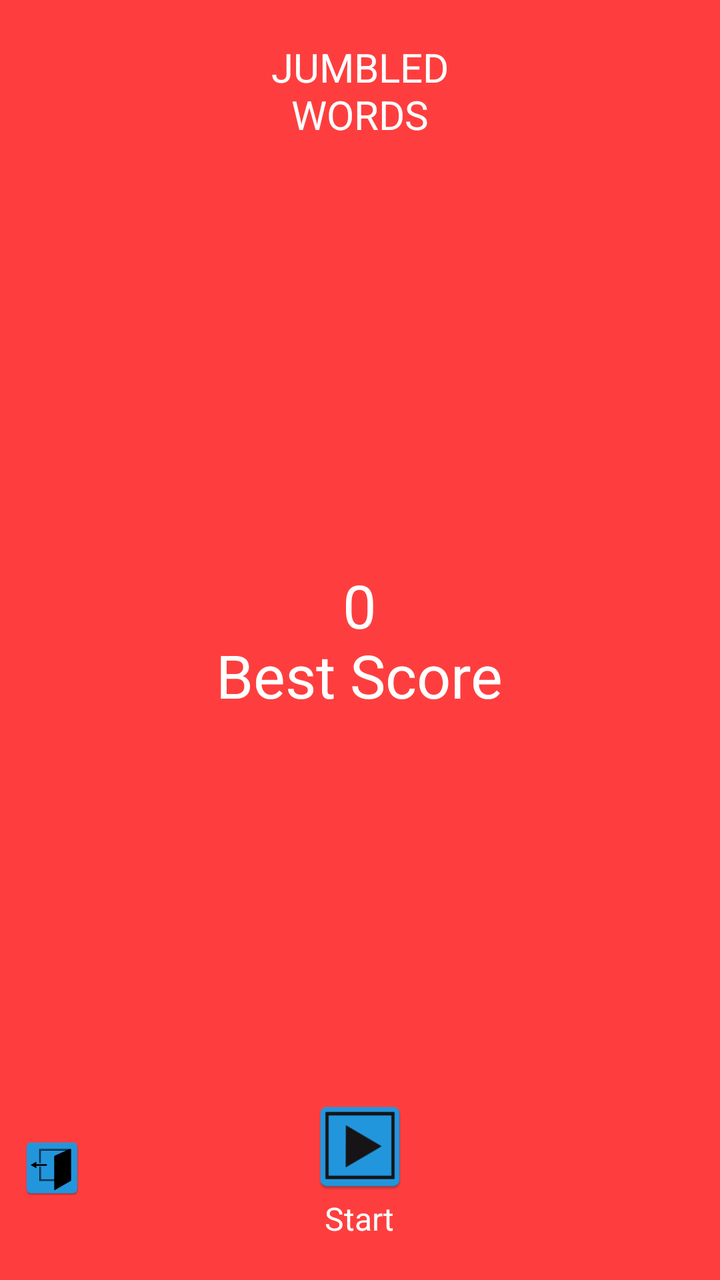
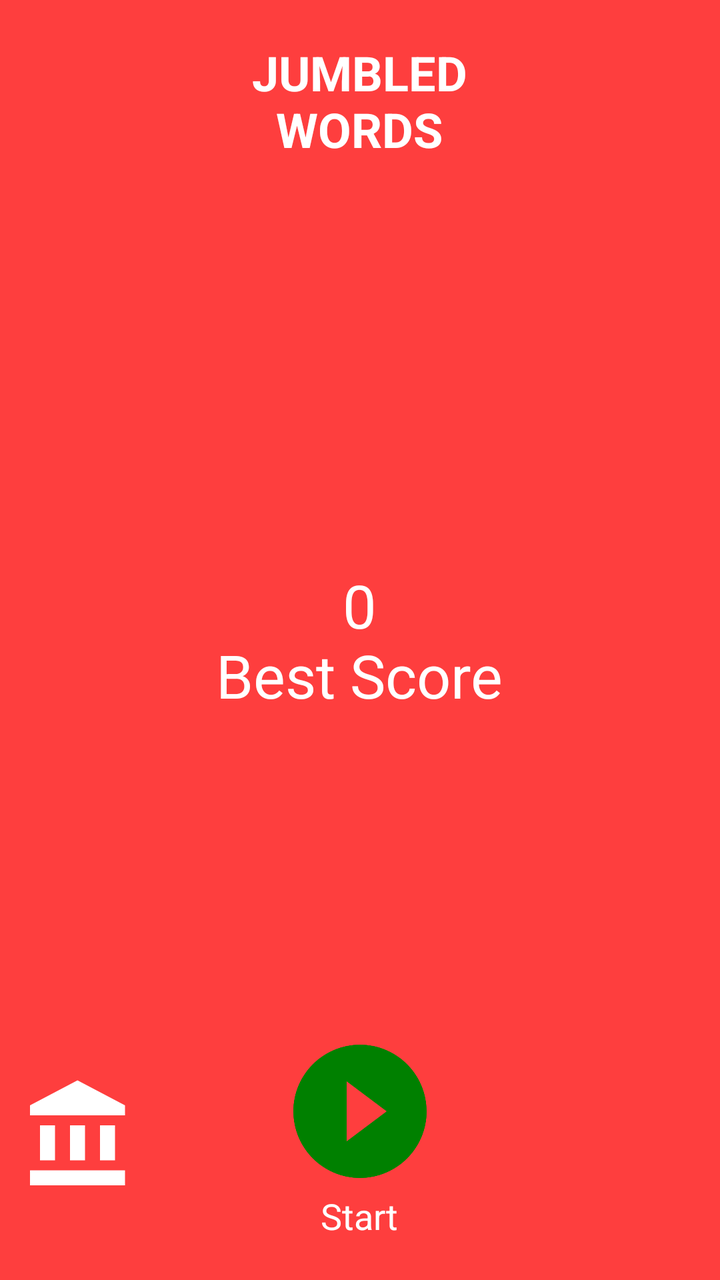

Two renders of the same Android screen: before a commit and after it. Below are the layout's source before the change and the commit's diff.
<!-- AndroidManifest.xml: application theme AppTheme -->
<!-- res/layout/activity_main.xml -->
<?xml version="1.0" encoding="utf-8"?>
<RelativeLayout xmlns:android="http://schemas.android.com/apk/res/android"
    xmlns:tools="http://schemas.android.com/tools"
    android:layout_width="match_parent"
    android:layout_height="match_parent"
  android:background="#ddff2222"
    tools:context="com.stupendous.jumbledwords.MainActivity">

    <TextView
        android:layout_width="wrap_content"
        android:layout_height="wrap_content"
        android:textColor="#fff"
        android:layout_margin="20dp"
        android:textSize="20sp"
        android:layout_centerHorizontal="true"
        android:gravity="center"
        android:text="JUMBLED\nWORDS" />

    <TextView
        android:id="@+id/tv_totalScore"
        android:layout_width="wrap_content"
        android:layout_height="wrap_content"
        android:textColor="#fff"
        android:layout_margin="20dp"
        android:textSize="30sp"
        android:layout_centerInParent="true"
        android:gravity="center"
        android:text="0\nBest Score" />

    <RelativeLayout
        android:layout_alignParentBottom="true"
        android:layout_width="match_parent"
        android:layout_height="wrap_content"
        android:gravity="center_vertical"
        android:padding="10dp"
        android:orientation="horizontal">

        <ImageView
            android:id="@+id/iv_quitGame"
            android:layout_width="wrap_content"
            android:layout_height="wrap_content"
            android:layout_alignParentLeft="true"
            android:layout_centerVertical="true"
            android:src="@drawable/exit"/>

        <LinearLayout
            android:layout_width="wrap_content"
            android:layout_height="wrap_content"
            android:layout_centerInParent="true"
            android:padding="10dp"
            android:gravity="center_horizontal"
            android:orientation="vertical">
        <ImageView
            android:id="@+id/iv_startGame"
            android:layout_width="50dp"
            android:layout_height="50dp"

            android:src="@drawable/play"/>

        <TextView

            android:layout_width="wrap_content"
            android:layout_height="wrap_content"
            android:textColor="#fff"

            android:textSize="16sp"
            android:layout_below="@+id/iv_startGame"
            android:layout_centerInParent="true"
            android:layout_alignBottom="@+id/iv_startGame"
            android:gravity="center"
            android:text="Start" />
        </LinearLayout>
    </RelativeLayout>



</RelativeLayout>
<!-- resources referenced by this layout -->
<resources>
  <!-- drawable exit: png bitmap (drawable-hdpi, 1351 bytes) -->
  <!-- drawable play: png bitmap (drawable-hdpi, 1995 bytes) -->
  <style name="AppTheme" parent="Theme.AppCompat.Light.NoActionBar">
          
          <item name="colorPrimary">@color/colorPrimary</item>
          <item name="colorPrimaryDark">@color/colorPrimaryDark</item>
          <item name="colorAccent">@color/colorAccent</item>
      </style>
  <color name="colorPrimary">#3F51B5</color>
  <color name="colorPrimaryDark">#303F9F</color>
  <color name="colorAccent">#FF4081</color>
</resources>

<!-- the commit's change to res/layout/activity_main.xml (unified diff, before → after) -->
@@ -11,7 +11,8 @@
         android:layout_height="wrap_content"
         android:textColor="#fff"
         android:layout_margin="20dp"
-        android:textSize="20sp"
+        android:textSize="24sp"
+        android:textStyle="bold"
         android:layout_centerHorizontal="true"
         android:gravity="center"
         android:text="JUMBLED\nWORDS" />
@@ -37,11 +38,12 @@
 
         <ImageView
             android:id="@+id/iv_quitGame"
-            android:layout_width="wrap_content"
-            android:layout_height="wrap_content"
+            android:layout_width="60dp"
+            android:layout_height="60dp"
             android:layout_alignParentLeft="true"
+            android:tint="#ffffff"
             android:layout_centerVertical="true"
-            android:src="@drawable/exit"/>
+            android:src="@drawable/home"/>
 
         <LinearLayout
             android:layout_width="wrap_content"
@@ -52,10 +54,10 @@
             android:orientation="vertical">
         <ImageView
             android:id="@+id/iv_startGame"
-            android:layout_width="50dp"
-            android:layout_height="50dp"
-
-            android:src="@drawable/play"/>
+            android:layout_width="80dp"
+            android:layout_height="80dp"
+            android:tint="#008000"
+            android:src="@drawable/start"/>
 
         <TextView
 
@@ -63,7 +65,7 @@
             android:layout_height="wrap_content"
             android:textColor="#fff"
 
-            android:textSize="16sp"
+            android:textSize="18sp"
             android:layout_below="@+id/iv_startGame"
             android:layout_centerInParent="true"
             android:layout_alignBottom="@+id/iv_startGame"
<!-- resource entries referenced after the edit -->
@@ -1,7 +1,25 @@
 <!-- resources referenced by this layout -->
 <resources>
-  <!-- drawable exit: png bitmap (drawable-hdpi, 1351 bytes) -->
-  <!-- drawable play: png bitmap (drawable-hdpi, 1995 bytes) -->
+  <!-- drawable home (drawable) -->
+  <vector xmlns:android="http://schemas.android.com/apk/res/android"
+          android:width="24dp"
+          android:height="24dp"
+          android:viewportWidth="24.0"
+          android:viewportHeight="24.0">
+      <path
+          android:fillColor="#FF000000"
+          android:pathData="M4,10v7h3v-7L4,10zM10,10v7h3v-7h-3zM2,22h19v-3L2,19v3zM16,10v7h3v-7h-3zM11.5,1L2,6v2h19L21,6l-9.5,-5z"/>
+  </vector>
+  <!-- drawable start (drawable) -->
+  <vector xmlns:android="http://schemas.android.com/apk/res/android"
+          android:width="24dp"
+          android:height="24dp"
+          android:viewportWidth="24.0"
+          android:viewportHeight="24.0">
+      <path
+          android:fillColor="#FF000000"
+          android:pathData="M12,2C6.48,2 2,6.48 2,12s4.48,10 10,10 10,-4.48 10,-10S17.52,2 12,2zM10,16.5v-9l6,4.5 -6,4.5z"/>
+  </vector>
   <style name="AppTheme" parent="Theme.AppCompat.Light.NoActionBar">
           
           <item name="colorPrimary">@color/colorPrimary</item>
